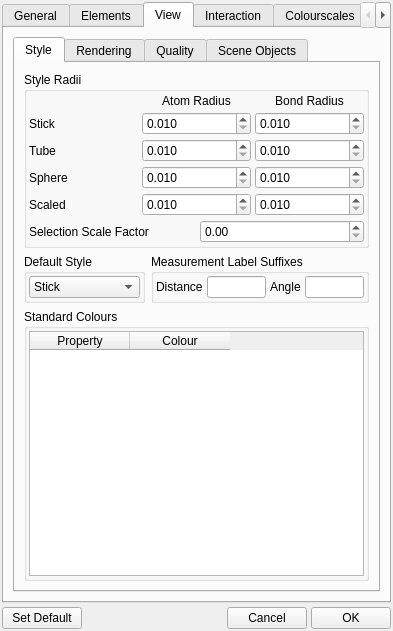
trisyoungs/aten, file branches/engine/src/gui/prefs.ui: the form before one commit.
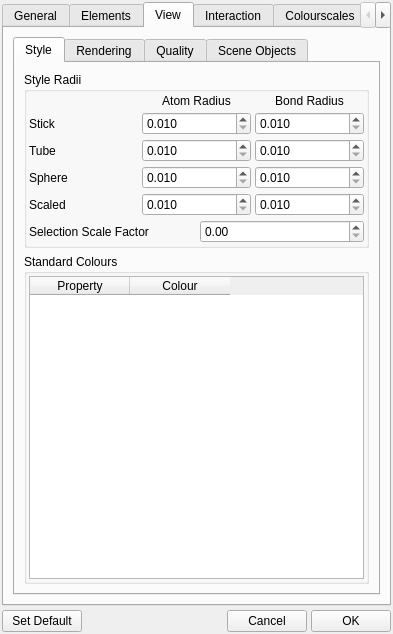
The form after the commit. The open tabs and pages were chosen to show the change. Icons and pictures are not drawn. Custom widgets are drawn as their Qt base class.

Commit message: Fixes to measurement label rendering. Removed 'distancelabel' and 'anglelabel' from Prefs.

Patch:
```diff
--- a/branches/engine/src/gui/prefs.ui
+++ b/branches/engine/src/gui/prefs.ui
@@ -7,7 +7,7 @@
     <x>0</x>
     <y>0</y>
     <width>393</width>
-    <height>631</height>
+    <height>634</height>
    </rect>
   </property>
   <property name="sizePolicy">
@@ -862,98 +862,6 @@
              </layout>
             </widget>
            </item>
-           <item>
-            <layout class="QHBoxLayout" name="horizontalLayout_8">
-             <item>
-              <widget class="QGroupBox" name="DefaultStyleGroup">
-               <property name="title">
-                <string>Default Style</string>
-               </property>
-               <layout class="QVBoxLayout" name="verticalLayout_13">
-                <property name="spacing">
-                 <number>4</number>
-                </property>
-                <property name="margin">
-                 <number>2</number>
-                </property>
-                <item>
-                 <widget class="QComboBox" name="DefaultStyleCombo">
-                  <property name="sizePolicy">
-                   <sizepolicy hsizetype="Expanding" vsizetype="Fixed">
-                    <horstretch>0</horstretch>
-                    <verstretch>0</verstretch>
-                   </sizepolicy>
-                  </property>
-                  <property name="insertPolicy">
-                   <enum>QComboBox::NoInsert</enum>
-                  </property>
-                  <item>
-                   <property name="text">
-                    <string>Stick</string>
-                   </property>
-                  </item>
-                  <item>
-                   <property name="text">
-                    <string>Tube</string>
-                   </property>
-                  </item>
-                  <item>
-                   <property name="text">
-                    <string>Sphere</string>
-                   </property>
-                  </item>
-                  <item>
-                   <property name="text">
-                    <string>Scaled Sphere</string>
-                   </property>
-                  </item>
-                  <item>
-                   <property name="text">
-                    <string>Individual</string>
-                   </property>
-                  </item>
-                 </widget>
-                </item>
-               </layout>
-              </widget>
-             </item>
-             <item>
-              <widget class="QGroupBox" name="groupBox_2">
-               <property name="title">
-                <string>Measurement Label Suffixes</string>
-               </property>
-               <layout class="QHBoxLayout" name="_18">
-                <property name="spacing">
-                 <number>4</number>
-                </property>
-                <property name="margin">
-                 <number>2</number>
-                </property>
-                <item>
-                 <widget class="QLabel" name="label_14">
-                  <property name="text">
-                   <string>Distance</string>
-                  </property>
-                 </widget>
-                </item>
-                <item>
-                 <widget class="QLineEdit" name="DistanceLabelEdit"/>
-                </item>
-                <item>
-                 <widget class="QLabel" name="label_15">
-                  <property name="text">
-                   <string>Angle</string>
-                  </property>
-                 </widget>
-                </item>
-                <item>
-                 <widget class="QLineEdit" name="AngleLabelEdit"/>
-                </item>
-               </layout>
-              </widget>
-             </item>
-            </layout>
-           </item>
            <item>
             <widget class="QGroupBox" name="ColourGroup">
              <property name="sizePolicy">
```
Left out of the diff: 1 changed line with no effect on the pictures. The commit also changes 18 other files.
